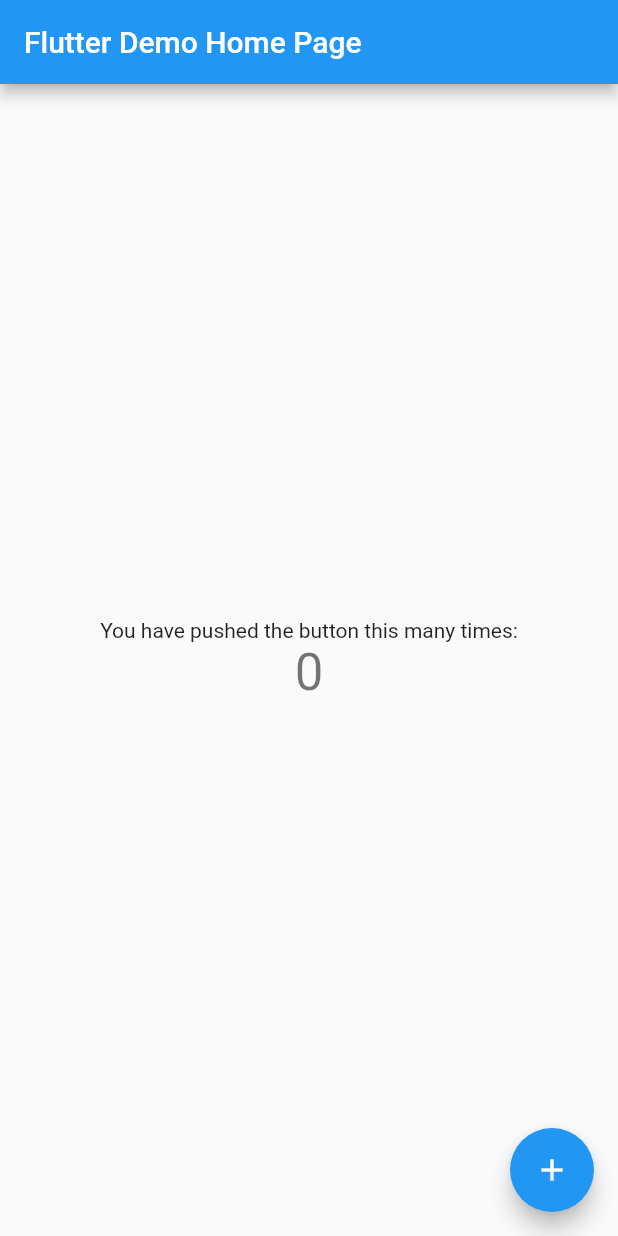
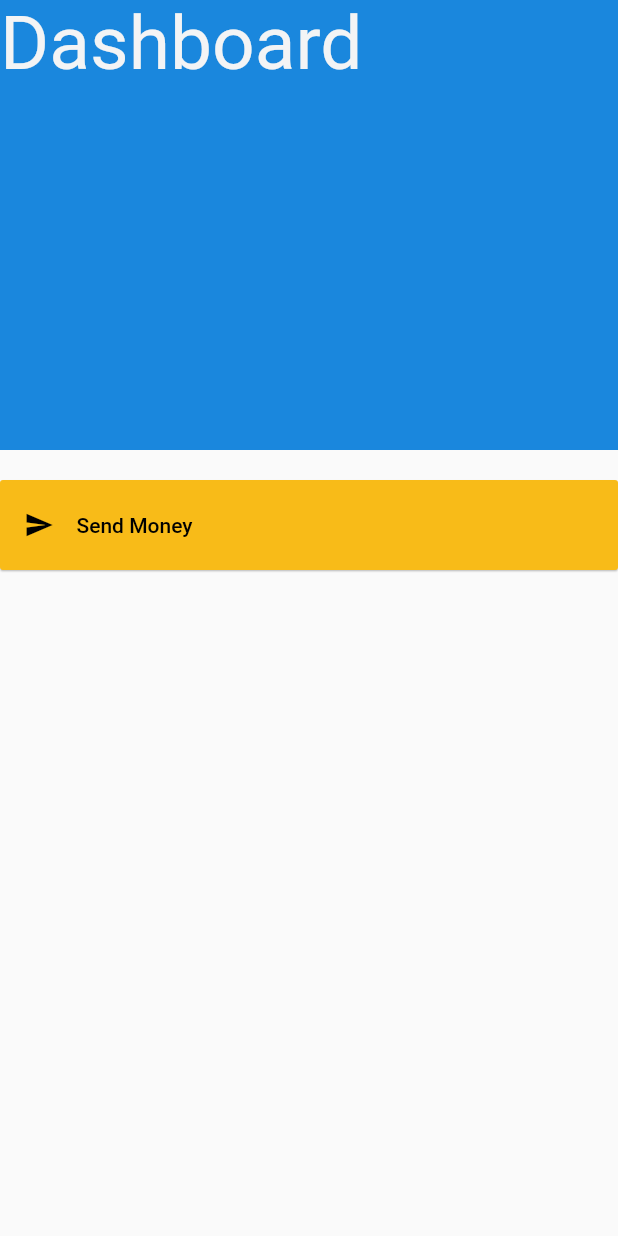
Before and after one commit to ernestlipson/pay_now, a Flutter app: the screen it shows after launch, on a phone screen of 412 x 824 dp. Run offline on Flutter 3.47's test engine with Material 2 defaults, Android fonts, the phone set to English and light mode, and no system bars.

Commit message:
home page

```diff
--- /dev/null
+++ b/lib/Home/my_home_page.dart
@@ -0,0 +1,19 @@
+import 'package:flutter/material.dart';
+import 'package:flutter/src/foundation/key.dart';
+import 'package:flutter/src/widgets/framework.dart';
+import 'package:pay_now/utils/colors.dart';
+import 'package:pay_now/widgets/Custom_home_page.dart';
+
+class MyHomePage extends StatefulWidget {
+  const MyHomePage({Key? key}) : super(key: key);
+
+  @override
+  State<MyHomePage> createState() => _MyHomePageState();
+}
+
+class _MyHomePageState extends State<MyHomePage> {
+  @override
+  Widget build(BuildContext context) {
+    return CustomHomePage();
+  }
+}
--- a/lib/main.dart
+++ b/lib/main.dart
@@ -1,115 +1,22 @@
 import 'package:flutter/material.dart';
 
+import 'Home/my_home_page.dart';
+
 void main() {
-  runApp(const MyApp());
+  runApp(const PayNow());
 }
 
-class MyApp extends StatelessWidget {
-  const MyApp({Key? key}) : super(key: key);
+class PayNow extends StatelessWidget {
+  const PayNow({Key? key}) : super(key: key);
 
-  // This widget is the root of your application.
   @override
   Widget build(BuildContext context) {
     return MaterialApp(
-      title: 'Flutter Demo',
-      theme: ThemeData(
-        // This is the theme of your application.
-        //
-        // Try running your application with "flutter run". You'll see the
-        // application has a blue toolbar. Then, without quitting the app, try
-        // changing the primarySwatch below to Colors.green and then invoke
-        // "hot reload" (press "r" in the console where you ran "flutter run",
-        // or simply save your changes to "hot reload" in a Flutter IDE).
-        // Notice that the counter didn't reset back to zero; the application
-        // is not restarted.
-        primarySwatch: Colors.blue,
-      ),
-      home: const MyHomePage(title: 'Flutter Demo Home Page'),
-    );
+        debugShowCheckedModeBanner: false,
+        title: 'Flutter Demo',
+        theme: ThemeData(
+          primarySwatch: Colors.blue,
+        ),
+        home: const MyHomePage());
   }
 }
-
-class MyHomePage extends StatefulWidget {
-  const MyHomePage({Key? key, required this.title}) : super(key: key);
-
-  // This widget is the home page of your application. It is stateful, meaning
-  // that it has a State object (defined below) that contains fields that affect
-  // how it looks.
-
-  // This class is the configuration for the state. It holds the values (in this
-  // case the title) provided by the parent (in this case the App widget) and
-  // used by the build method of the State. Fields in a Widget subclass are
-  // always marked "final".
-
-  final String title;
-
-  @override
-  State<MyHomePage> createState() => _MyHomePageState();
-}
-
-class _MyHomePageState extends State<MyHomePage> {
-  int _counter = 0;
-
-  void _incrementCounter() {
-    setState(() {
-      // This call to setState tells the Flutter framework that something has
-      // changed in this State, which causes it to rerun the build method below
-      // so that the display can reflect the updated values. If we changed
-      // _counter without calling setState(), then the build method would not be
-      // called again, and so nothing would appear to happen.
-      _counter++;
-    });
-  }
-
-  @override
-  Widget build(BuildContext context) {
-    // This method is rerun every time setState is called, for instance as done
-    // by the _incrementCounter method above.
-    //
-    // The Flutter framework has been optimized to make rerunning build methods
-    // fast, so that you can just rebuild anything that needs updating rather
-    // than having to individually change instances of widgets.
-    return Scaffold(
-      appBar: AppBar(
-        // Here we take the value from the MyHomePage object that was created by
-        // the App.build method, and use it to set our appbar title.
-        title: Text(widget.title),
-      ),
-      body: Center(
-        // Center is a layout widget. It takes a single child and positions it
-        // in the middle of the parent.
-        child: Column(
-          // Column is also a layout widget. It takes a list of children and
-          // arranges them vertically. By default, it sizes itself to fit its
-          // children horizontally, and tries to be as tall as its parent.
-          //
-          // Invoke "debug painting" (press "p" in the console, choose the
-          // "Toggle Debug Paint" action from the Flutter Inspector in Android
-          // Studio, or the "Toggle Debug Paint" command in Visual Studio Code)
-          // to see the wireframe for each widget.
-          //
-          // Column has various properties to control how it sizes itself and
-          // how it positions its children. Here we use mainAxisAlignment to
-          // center the children vertically; the main axis here is the vertical
-          // axis because Columns are vertical (the cross axis would be
-          // horizontal).
-          mainAxisAlignment: MainAxisAlignment.center,
-          children: <Widget>[
-            const Text(
-              'You have pushed the button this many times:',
-            ),
-            Text(
-              '$_counter',
-              style: Theme.of(context).textTheme.headline4,
-            ),
-          ],
-        ),
-      ),
-      floatingActionButton: FloatingActionButton(
-        onPressed: _incrementCounter,
-        tooltip: 'Increment',
-        child: const Icon(Icons.add),
-      ), // This trailing comma makes auto-formatting nicer for build methods.
-    );
-  }
-}
--- /dev/null
+++ b/lib/utils/colors.dart
@@ -0,0 +1,11 @@
+import 'package:flutter/cupertino.dart';
+import 'package:flutter/material.dart';
+
+class AppColors {
+  static const Color mainColor = Color(0xFF1A87DD);
+  static const Color mainColorBox = Color(0xFFF8BB18);
+  static const Color textColor = Color(0xFF000000);
+  static const Color roundedBoxColor = Color(0xFFF3F4F5);
+  // static final Color roundedBoxColor = const  Color(0xFFF3F4F5);
+
+}
--- /dev/null
+++ b/lib/widgets/Custom_home_page.dart
@@ -0,0 +1,37 @@
+import 'package:flutter/material.dart';
+import 'package:flutter/src/foundation/key.dart';
+import 'package:flutter/src/widgets/framework.dart';
+import 'package:pay_now/widgets/buttons_widget.dart';
+
+import '../utils/colors.dart';
+import 'dashboard.dart';
+
+class CustomHomePage extends StatelessWidget {
+  const CustomHomePage({Key? key}) : super(key: key);
+
+  @override
+  Widget build(BuildContext context) {
+    final size = MediaQuery.of(context).size;
+
+    return Scaffold(
+      appBar: const Dashboard(),
+      body:
+          //TODO: Custom ListView, Scrollable
+          Column(
+        crossAxisAlignment: CrossAxisAlignment.stretch,
+        children: [
+          SizedBox(
+            height: 20,
+          ),
+          ButtonsWidget(
+            size: 20,
+            icon: Icons.send,
+            text: 'Send Money',
+            color: AppColors.mainColorBox,
+          )
+          //TODO: Custom Widgets
+        ],
+      ),
+    );
+  }
+}
--- /dev/null
+++ b/lib/widgets/buttons_widget.dart
@@ -0,0 +1,48 @@
+import 'dart:ui';
+
+import 'package:flutter/material.dart';
+import 'package:flutter/src/foundation/key.dart';
+import 'package:flutter/src/widgets/framework.dart';
+import 'package:pay_now/utils/colors.dart';
+
+class ButtonsWidget extends StatelessWidget {
+  final String text;
+  final Color color;
+  final IconData icon;
+  final double? size;
+
+  const ButtonsWidget({
+    Key? key,
+    required this.text,
+    required this.color,
+    required this.icon,
+    this.size,
+  }) : super(key: key);
+
+  @override
+  Widget build(BuildContext context) {
+    return MaterialButton(
+      height: 60,
+      minWidth: 100,
+      elevation: 0.5,
+      onPressed: () {},
+      color: color,
+      child: Center(
+        child: Row(children: [
+          Icon(
+            icon,
+            color: AppColors.textColor,
+            size: size,
+          ),
+          const SizedBox(width: 15),
+          Text(
+            text,
+            style: const TextStyle(
+              color: AppColors.textColor,
+            ),
+          )
+        ]),
+      ),
+    );
+  }
+}
--- /dev/null
+++ b/lib/widgets/dashboard.dart
@@ -0,0 +1,27 @@
+import 'package:flutter/cupertino.dart';
+import 'package:flutter/material.dart';
+import 'package:flutter/src/foundation/key.dart';
+import 'package:flutter/src/widgets/framework.dart';
+import 'package:pay_now/utils/colors.dart';
+
+class Dashboard extends StatelessWidget implements PreferredSizeWidget {
+  const Dashboard({Key? key}) : super(key: key);
+
+  @override
+  // TODO: implement preferredSize
+  Size get preferredSize => const Size.fromHeight(300);
+  @override
+  Widget build(BuildContext context) {
+    return Container(
+      child: Text(
+        'Dashboard',
+        style: TextStyle(
+          color: AppColors.roundedBoxColor,
+          fontSize: 50,
+        ),
+      ),
+      height: 300,
+      color: AppColors.mainColor,
+    );
+  }
+}
--- a/pubspec.yaml
+++ b/pubspec.yaml
@@ -34,6 +34,7 @@
   # The following adds the Cupertino Icons font to your application.
   # Use with the CupertinoIcons class for iOS style icons.
   cupertino_icons: ^1.0.2
+  flutter_svg: ^1.1.1+1
 
 dev_dependencies:
   flutter_test:
```
Also changed, not shown: lib/pages/loginPage.dart (added), lib/pages/settings.dart (added), lib/pages/signUpPage.dart (added), lib/widgets/CustomText.dart (added), pubspec.lock.
